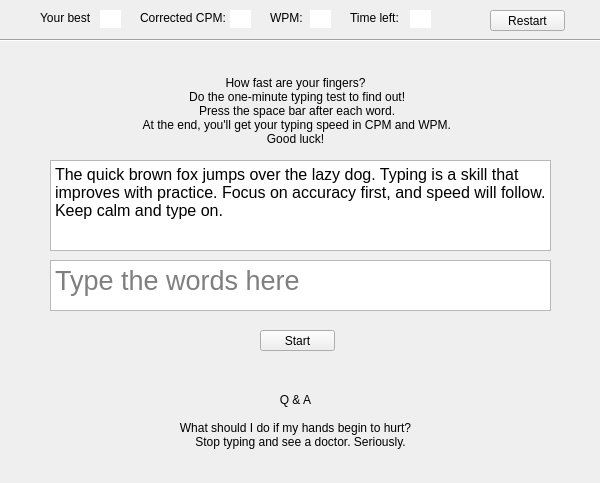
This is speed_test_ui.ui in samoeds/Typing_speedcheck_pyQT as Qt 5 draws it before an edit. The edited form follows.
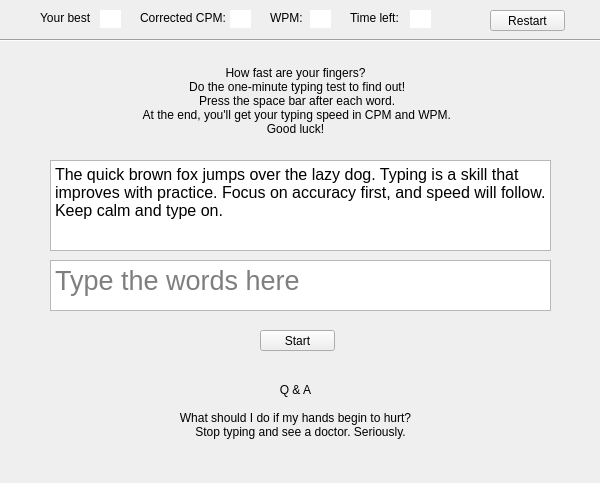
This is the edited form.

Commit message: added function which count WPM, updated restart fucn, updated wpm label, minor gui fixes

What changed in the file:
```diff
--- a/speed_test_ui.ui
+++ b/speed_test_ui.ui
@@ -198,7 +198,7 @@
    <property name="geometry">
     <rect>
      <x>140</x>
-     <y>380</y>
+     <y>370</y>
      <width>311</width>
      <height>81</height>
     </rect>
@@ -220,7 +220,7 @@
    <property name="geometry">
     <rect>
      <x>140</x>
-     <y>70</y>
+     <y>60</y>
      <width>311</width>
      <height>81</height>
     </rect>
```
The commit also changes 2 other files.
